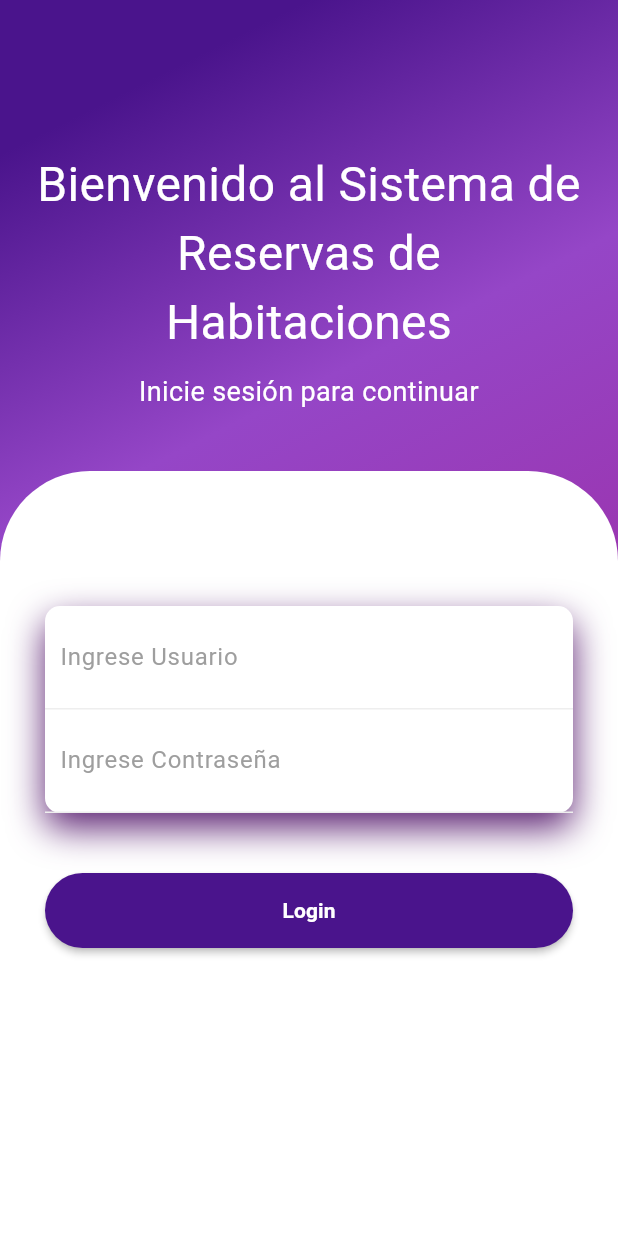
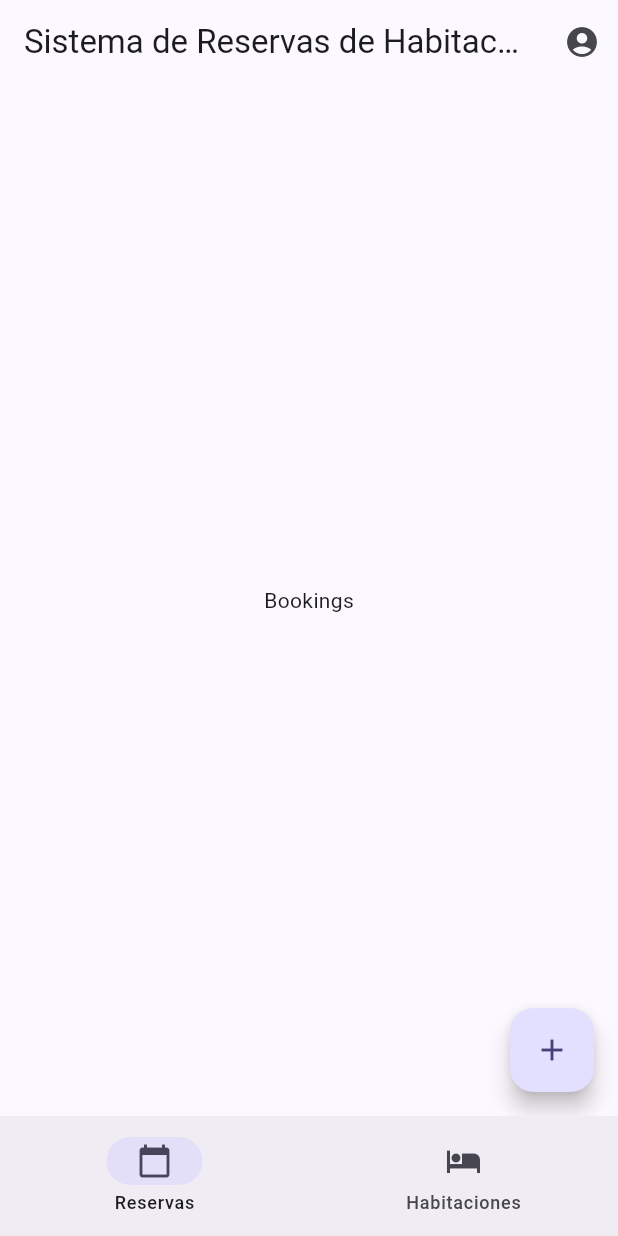
Before and after one commit to DazaTovarJ/bookings_mobile, a Flutter app: the screen it shows after launch, after a tap on "Login", on a phone screen of 412 x 824 dp. Run offline on Flutter 3.47's test engine with Material 2 defaults, Android fonts, the phone set to English and light mode, and no system bars; our stand-ins replace animate_do.

Commit message:
feat(ui): Create application main layout

```diff
--- a/lib/features/auth/pages/login_page.dart
+++ b/lib/features/auth/pages/login_page.dart
@@ -1,4 +1,5 @@
 import 'package:animate_do/animate_do.dart';
+import 'package:bookings_app/shared/main_layout.dart';
 import 'package:flutter/material.dart';
 
 class LoginPage extends StatefulWidget {
@@ -130,7 +131,14 @@ class _LoginPageState extends State<LoginPage> {
                                 FadeInUp(
                                   duration: const Duration(milliseconds: 1600),
                                   child: MaterialButton(
-                                    onPressed: () {},
+                                    onPressed: () {
+                                      Navigator.push(
+                                        context,
+                                        MaterialPageRoute(
+                                          builder: (context) => const MainLayout(),
+                                        ),
+                                      );
+                                    },
                                     height: 50,
                                     color: Colors.purple[900],
                                     shape: RoundedRectangleBorder(
--- /dev/null
+++ b/lib/features/bookings/pages/bookings_page.dart
@@ -0,0 +1,23 @@
+import 'package:flutter/material.dart';
+
+class BookingsPage extends StatefulWidget {
+  const BookingsPage({super.key});
+
+  @override
+  State<BookingsPage> createState() => _BookingsPageState();
+}
+
+class _BookingsPageState extends State<BookingsPage> {
+  @override
+  Widget build(BuildContext context) {
+    return Scaffold(
+      body: const Center(
+        child: Text('Bookings'),
+      ),
+      floatingActionButton: FloatingActionButton(
+        onPressed: () {},
+        child: const Icon(Icons.add),
+      ),
+    );
+  }
+}
--- /dev/null
+++ b/lib/shared/main_layout.dart
@@ -0,0 +1,80 @@
+import 'package:bookings_app/features/bookings/pages/bookings_page.dart';
+import 'package:bookings_app/features/rooms/pages/rooms_page.dart';
+import 'package:flutter/material.dart';
+
+class MainLayout extends StatefulWidget {
+  const MainLayout({super.key});
+
+  @override
+  State<MainLayout> createState() => _MainLayoutState();
+}
+
+class _MainLayoutState extends State<MainLayout> {
+  int _currentPage = 0;
+  final _pageController = PageController();
+
+  @override
+  Widget build(BuildContext context) {
+    return Scaffold(
+      appBar: AppBar(
+        title: const Text('Sistema de Reservas de Habitaciones'),
+        automaticallyImplyLeading: false,
+        actions: [
+          PopupMenuButton(
+            icon: const Icon(Icons.account_circle),
+            itemBuilder: (context) {
+              return [
+                const PopupMenuItem(
+                    value: 'profile',
+                    child: Row(
+                      children: [
+                        Icon(Icons.person),
+                        SizedBox(width: 10),
+                        Text('Perfil'),
+                      ],
+                    ),
+                ),
+                const PopupMenuItem(
+                  value: 'logout',
+                  child: Row(
+                    children: [
+                      Icon(Icons.exit_to_app),
+                      SizedBox(width: 10),
+                      Text('Cerrar sesión'),
+                    ],
+                  ),
+                ),
+              ];
+            },
+          ),
+        ],
+      ),
+      body: PageView(
+        controller: _pageController,
+        onPageChanged: (page) => setState(() => _currentPage = page),
+        children: const [
+          BookingsPage(),
+          RoomsPage(),
+        ],
+      ),
+      bottomNavigationBar: NavigationBar(
+        selectedIndex: _currentPage,
+        onDestinationSelected: (page) {
+          setState(() {
+            _pageController.jumpToPage(page);
+          });
+        },
+        destinations: const [
+          NavigationDestination(
+            icon: Icon(Icons.calendar_today),
+            label: 'Reservas',
+          ),
+          NavigationDestination(
+            icon: Icon(Icons.hotel),
+            label: 'Habitaciones',
+          ),
+        ],
+      ),
+    );
+  }
+}
```
Also changed, not shown: lib/features/rooms/pages/rooms_page.dart (added, +23 -0 lines).
